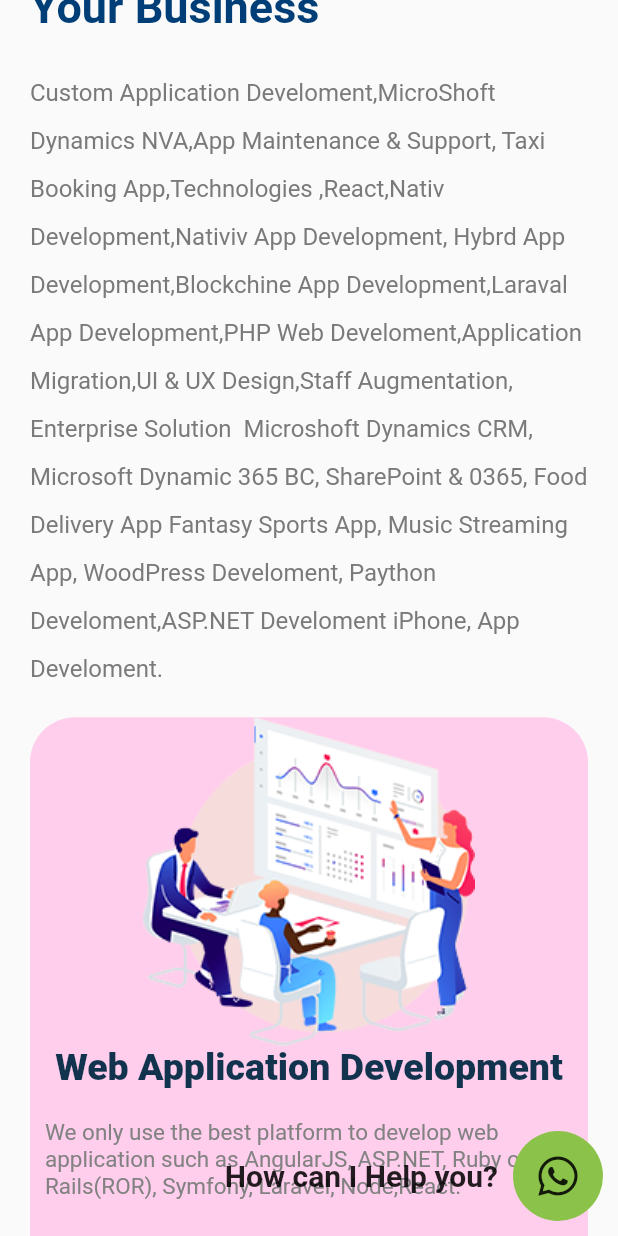
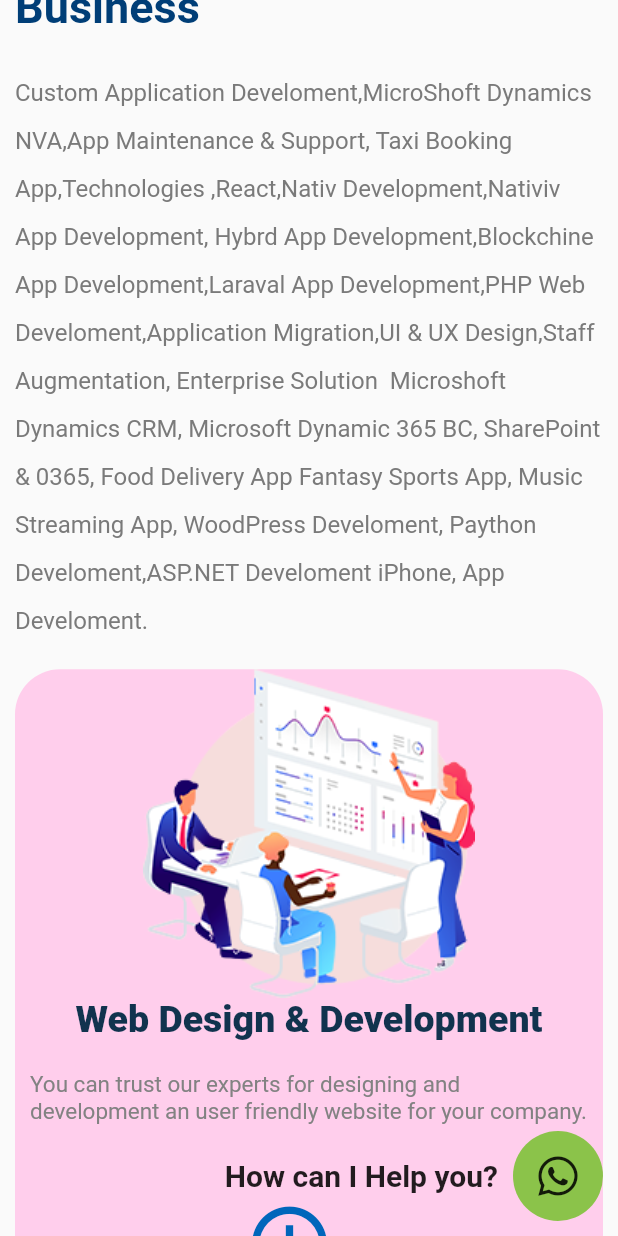
Before and after one commit to AAYUSHSINHA1305/Brandbusiness, a Flutter app: the screen it shows after launch, scrolled down 576 dp, on a phone screen of 412 x 824 dp. Run offline on Flutter 3.47's test engine with Material 2 defaults, Android fonts, the phone set to English and light mode, and no system bars; our stand-ins replace carousel_slider, font_awesome_flutter, get, smooth_page_indicator; missing offline and left inert: flutter_email_sender.

Commit message:
homepage

```diff
--- a/lib/pages/homepage.dart
+++ b/lib/pages/homepage.dart
@@ -453,7 +453,7 @@
           children: [
             SingleChildScrollView(
               child: Padding(
-                padding: const EdgeInsets.symmetric(horizontal: 10.0),
+                padding: const EdgeInsets.symmetric(horizontal: 0.0),
                 child: Column(
                   crossAxisAlignment: CrossAxisAlignment.start,
                   children: [
@@ -481,8 +481,8 @@
                         size,
                         cardcolorp,
                         'assets/ftr1.png',
-                        "Web Application Development",
-                        "We only use the best platform to develop web application such as AngularJS, ASP.NET, Ruby on Rails(ROR), Symfony, Laravel, Node,React."),
+                        "Web Design & Development",
+                        "You can trust our experts for designing and development an user friendly website for your company."),
                     sericesCard(
                         size,
                         cardcolorg,
@@ -493,8 +493,8 @@
                         size,
                         cardcolorp,
                         'assets/ftr1.png',
-                        "Web Application Development",
-                        "We only use the best platform to develop web application such as AngularJS, ASP.NET, Ruby on Rails(ROR), Symfony, Laravel, Node,React."),
+                        "Digital Marketing",
+                        "We can easily help you in promoting your brand and getting connected with your targeted customers."),
                     SizedBox(
                       height: 10,
                     ),
@@ -661,7 +661,7 @@
                     ),
                     skillsCard("assets/icon-1.png"),
                     const SizedBox(
-                      height: 25,
+                      height: 0,
                     ),
                     headingText("Latest Technology", 22),
                     const SizedBox(
@@ -721,12 +721,7 @@
                     const SizedBox(
                       height: 25,
                     ),
-                    stextText(
-                        "To customize a package of products and services to satisfy your individual needs, including -",
-                        1.5),
-                    const SizedBox(
-                      height: 25,
-                    ),
+
                     dscText(
                         "We do more than just Web  Development! Our company also ensure that the software designed and developed by us meets quality standards.",
                         1.5),
@@ -1055,18 +1050,16 @@
                               SizedBox(
                                 height: 20,
                               ),
-                              Padding(
-                                padding: const EdgeInsets.symmetric(
-                                  horizontal: 15,
-                                ),
-                                child: Text(
-                                  "support@webmaniacs.co.nz",
-                                  style: TextStyle(
-                                    fontSize: 19,
-                                    color: btextcolor,
-                                  ),
-                                ),
-                              ),
+                              TextButton(
+                                  onPressed: () async {
+                                    final url =
+                                        "mailto:support@webmaniacs.co.nz?subject=Support Enquiry Inquiry&body=";
+                                    Launch.launch_url(url);
+                                  },
+                                  child: Text(
+                                    "support@webmaniacs.co.nz",
+                                    style: TextStyle(fontSize: 18),
+                                  )),
                               SizedBox(
                                 height: 20,
                               ),
--- a/pubspec.yaml
+++ b/pubspec.yaml
@@ -42,6 +42,7 @@
   url_launcher: ^6.1.6
   flutter_email_sender: ^5.1.0
   font_awesome_flutter: ^10.2.1
+
 
 
 
```
Also changed, not shown: lib/webview.dart (deleted).
